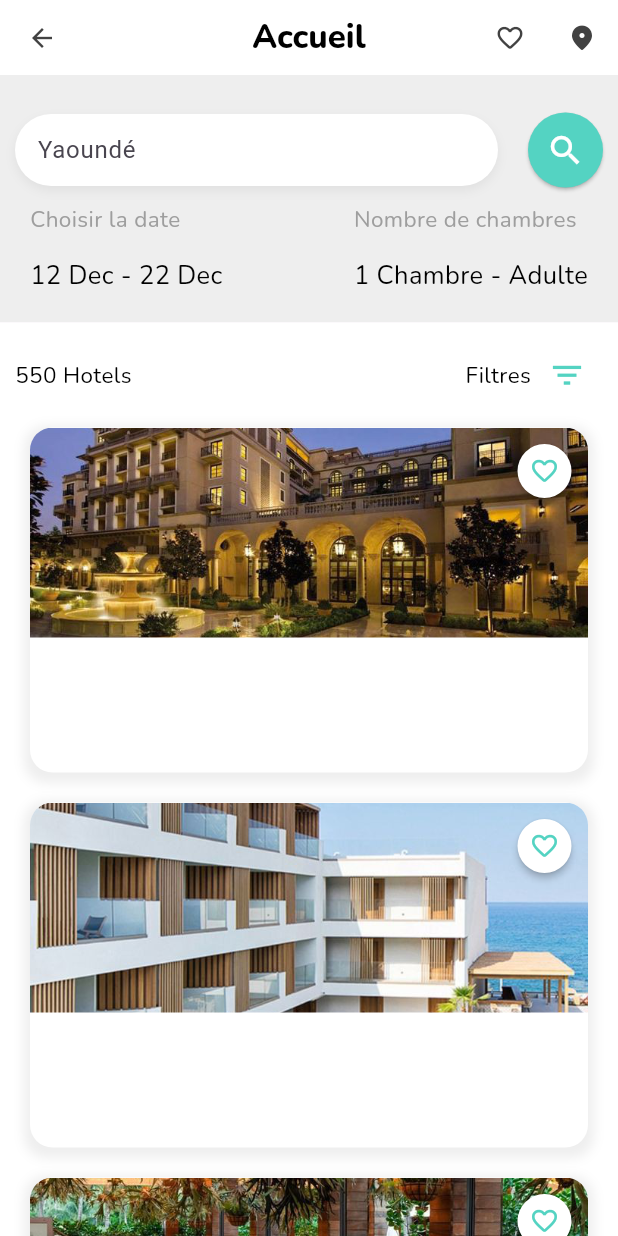
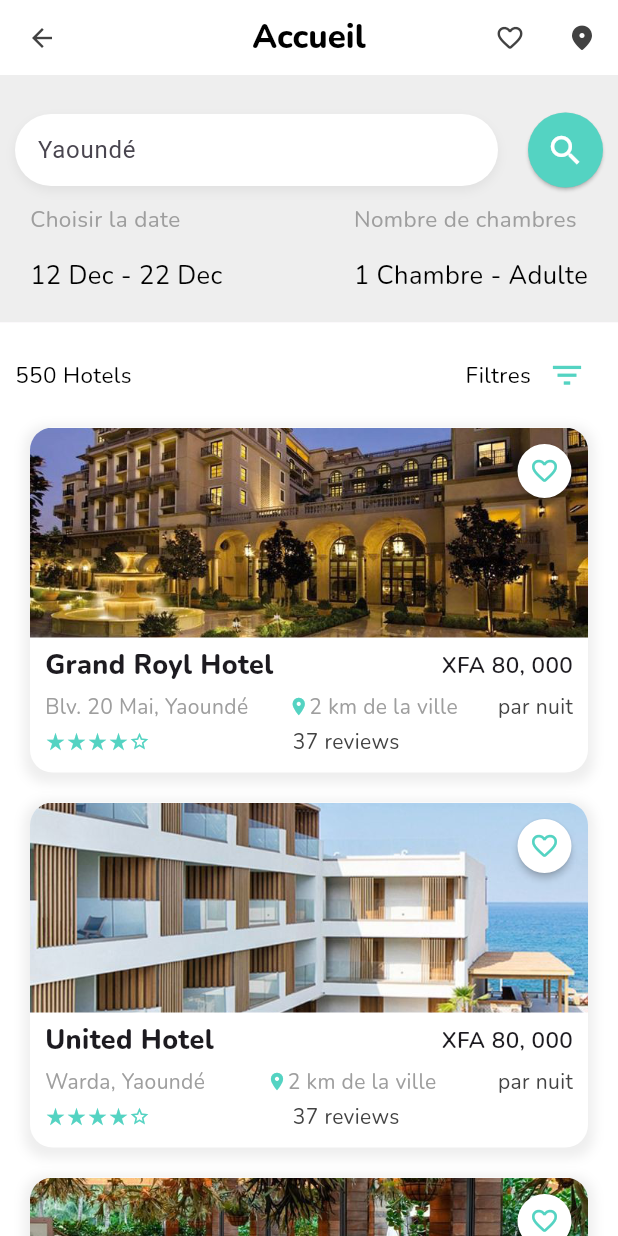
Before and after one commit to Bl00dThirsty/booking_hotel, a Flutter app: the screen it shows after launch, on a phone screen of 412 x 824 dp. Run offline on Flutter 3.47's test engine with Material 3 defaults, Android fonts, the phone set to English and light mode, and no system bars; our stand-ins replace google_fonts.

Commit message:
Front_home

```diff
--- a/lib/main.dart
+++ b/lib/main.dart
@@ -224,19 +224,19 @@ class HotelSection extends StatelessWidget {
   final List hotelList = [
     {
       'title': 'Grand Royl Hotel',
-      'place': 'Boulevard du 20 Mai, Yaoundé',
+      'place': 'Blv. 20 Mai, Yaoundé',
       'distance': 2,
       'review': 37,
       'picture': 'images/hotel_1.png',
-      'price': '80',
+      'price': '80, 000',
     },
     {
       'title': 'United Hotel',
-      'place': 'Bastos, Yaoundé',
+      'place': 'Warda, Yaoundé',
       'distance': 2,
       'review': 37,
       'picture': 'images/hotel_2.png',
-      'price': '80',
+      'price': '80, 000',
     },
     {
       'title': 'Palce 26',
@@ -244,15 +244,15 @@ class HotelSection extends StatelessWidget {
       'distance': 2,
       'review': 37,
       'picture': 'images/hotel_3.png',
-      'price': '80',
+      'price': '80, 000',
     },
     {
       'title': 'Palace 23',
-      'place': 'Boulevard du 20 Mai, Yaoundé',
+      'place': 'Blv. 20 Mai, Yaoundé',
       'distance': 2,
       'review': 87,
       'picture': 'images/hotel_4.png',
-      'price': '80',
+      'price': '150, 000',
     }
 
   ];
@@ -363,12 +363,118 @@ class HotelCard extends StatelessWidget {
             ),))],
 
             ),
-          )
-        ],
-      ),
+          ),
+          Container(
+            margin: EdgeInsets.fromLTRB(10, 5, 10, 5),
+            child: Row(
+              mainAxisAlignment: MainAxisAlignment.spaceBetween,
+              children: [
+                Text(hotelData['title'],
+                style: GoogleFonts.nunito(
+                  fontSize: 18,
+                  fontWeight: FontWeight.w800,
+                ),
+                ),
+                Text('XFA ' + hotelData['price'],
+                style: GoogleFonts.nunito(
+                  fontSize: 15,
+                  fontWeight: FontWeight.w600,
+                ),),
+              ],
+            ),
+          ),
+          Container(
+            margin: EdgeInsets.symmetric(horizontal: 10),
+            child: Row(
+              mainAxisAlignment: MainAxisAlignment.spaceBetween,
+              children: [
+                Text(hotelData['place'],
+                style: GoogleFonts.nunito(
+                  fontSize: 14,
+                  color: Colors.grey[500],
+                  fontWeight: FontWeight.w400,
+                ),
+                ),
+
+              Row(
+                children: [
+                  Icon(
+                    Icons.place,
+                    color: d_green,
+                    size: 14.0,
+                  ),
+                  Text(hotelData['distance'].toString() + ' km de la ville',
+                  style: GoogleFonts.nunito(
+                  fontSize: 14,
+                  color: Colors.grey[500],
+                  fontWeight: FontWeight.w400,
+                ),
+                ),
+                ],
+              ),
+              Text('par nuit',
+            style: GoogleFonts.nunito(
+                  fontSize: 14,
+                  color: Colors.grey[800],
+                  fontWeight: FontWeight.w400,
+                ),),
+
+              ],
+            ),
+          ),
+          Container(
+            margin: EdgeInsets.fromLTRB(10, 3, 10, 0),
+            child: Row(
+              children: [
+                Row(
+                  children: [
+                    Icon(
+                    Icons.star_rate,
+                    color: d_green,
+                    size: 14,
+                  ),
+                    Icon(
+                    Icons.star_rate,
+                    color: d_green,
+                    size: 14,
+                  ),
+                    Icon(
+                    Icons.star_rate,
+                    color: d_green,
+                    size: 14,
+                  ),
+                    Icon(
+                    Icons.star_rate,
+                    color: d_green,
+                    size: 14,
+                  ),
+                    Icon(
+                    Icons.star_border,
+                    color: d_green,
+                    size: 14,
+                  ),
+                  ],
+                ),
+
+
+              SizedBox(
+                width: 95,
+              ),
 
 
 
-    );
+                Text(hotelData['review'].toString() + ' reviews',
+                style: GoogleFonts.nunito(
+                  fontSize: 14,
+                  color: Colors.grey[800],
+                  fontWeight: FontWeight.w400,
+                ),
+                )
+              ],
+            ),
+          ),
+        ],
+      ),
+);
   }
 }
```
